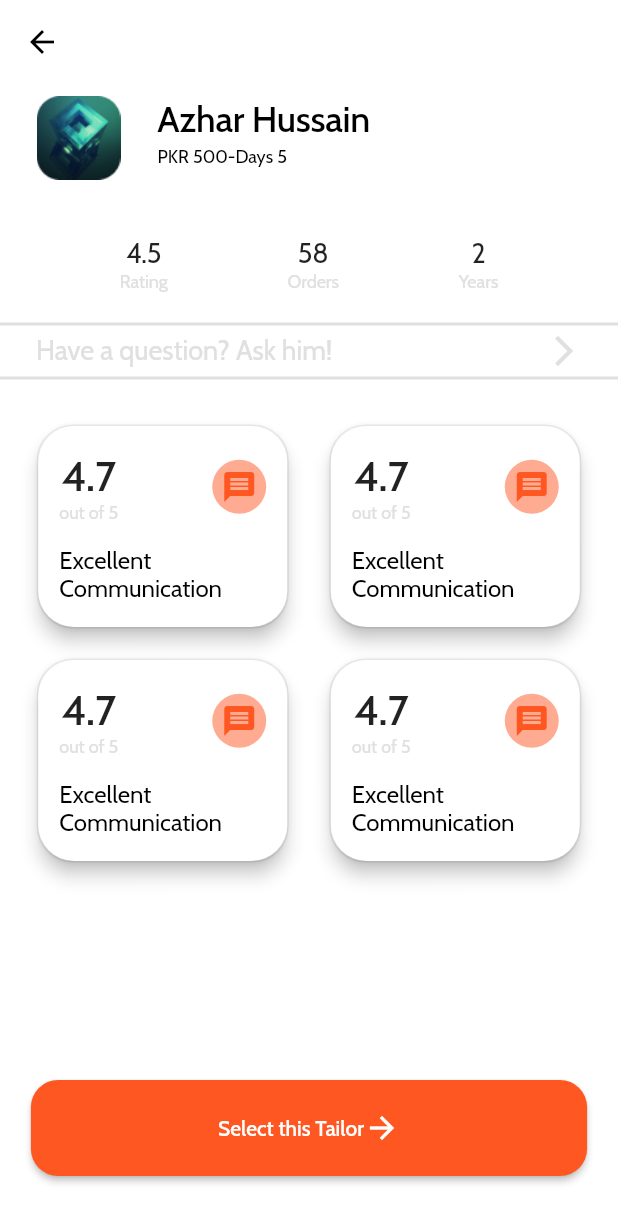
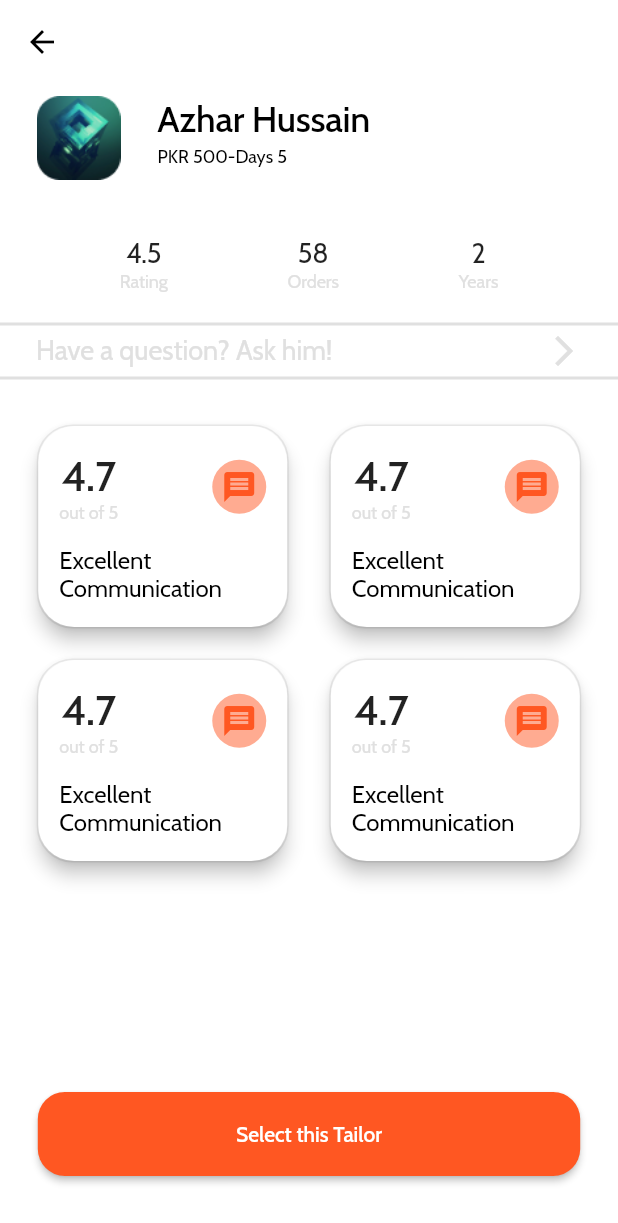
Before and after one commit to RipeSeed/stitch-it-asadullahtariq, a Flutter app: the screen it shows after launch, on a phone screen of 412 x 824 dp. Shown: the top 1223 px of the screen. Run offline on Flutter 3.47's test engine with Material 2 defaults, Android fonts, the phone set to English and light mode, and no system bars; our stand-ins replace google_fonts.

Commit message:
tailer profile completed

```diff
--- a/lib/screens/TailerProfile.dart
+++ b/lib/screens/TailerProfile.dart
@@ -2,13 +2,19 @@
 
 import 'package:flutter/material.dart';
 import 'package:practice/utils/MyRoutes.dart';
+import 'package:practice/widgets/BottomSheet.dart';
 import 'package:practice/widgets/OrderButton.dart';
 import 'package:practice/widgets/TailerDetailWidget.dart';
 import 'package:practice/widgets/TitileAndValue.dart';
 
-class TailerProfile extends StatelessWidget {
+class TailerProfile extends StatefulWidget {
   const TailerProfile({super.key});
 
+  @override
+  State<TailerProfile> createState() => _TailerProfileState();
+}
+
+class _TailerProfileState extends State<TailerProfile> {
   @override
   Widget build(BuildContext context) {
     var price = 500;
@@ -121,9 +127,31 @@ class TailerProfile extends StatelessWidget {
           ),
           Padding(
             padding: const EdgeInsets.only(bottom: 40),
-            child: OrderButton(
-                route: MyRoutes.OrderStart, title: "Select this Tailor"),
-          )
+            child: Builder(builder: (context) {
+              return ElevatedButton(
+                style: ButtonStyle(
+                    shape: MaterialStateProperty.all(RoundedRectangleBorder(
+                        borderRadius: BorderRadius.circular(18)))),
+                onPressed: () => {
+                  showModalBottomSheet(
+                      shape: RoundedRectangleBorder(
+                        borderRadius: BorderRadius.circular(20.0),
+                      ),
+                      context: context,
+                      builder: (context) => const BottomSheetWidget(),
+                      isScrollControlled: true)
+                },
+                child: SizedBox(
+                  width: MediaQuery.of(context).size.width * 0.8,
+                  height: 56,
+                  child: const Center(
+                    child: Text("Select this Tailor",
+                        style: TextStyle(color: Colors.white)),
+                  ),
+                ),
+              );
+            }),
+          ),
         ],
       ),
     );
```
Also changed, not shown: lib/widgets/BottomSheet.dart (added, +78 -0 lines), lib/widgets/OrderButton.dart (+6 -5 lines).
